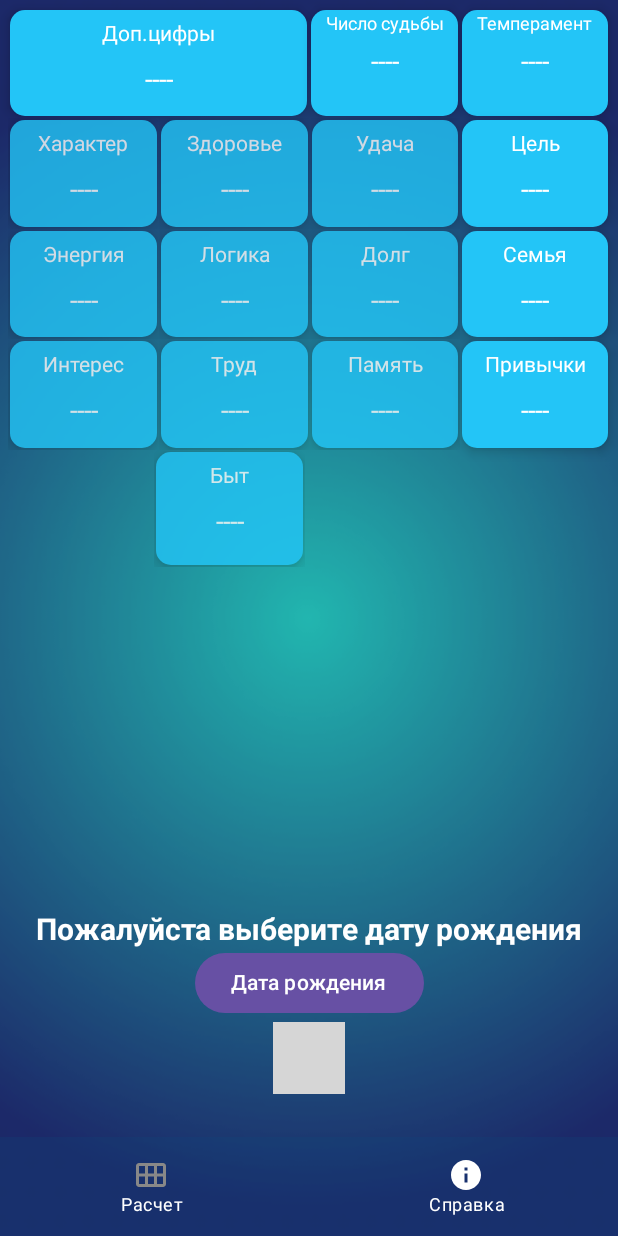
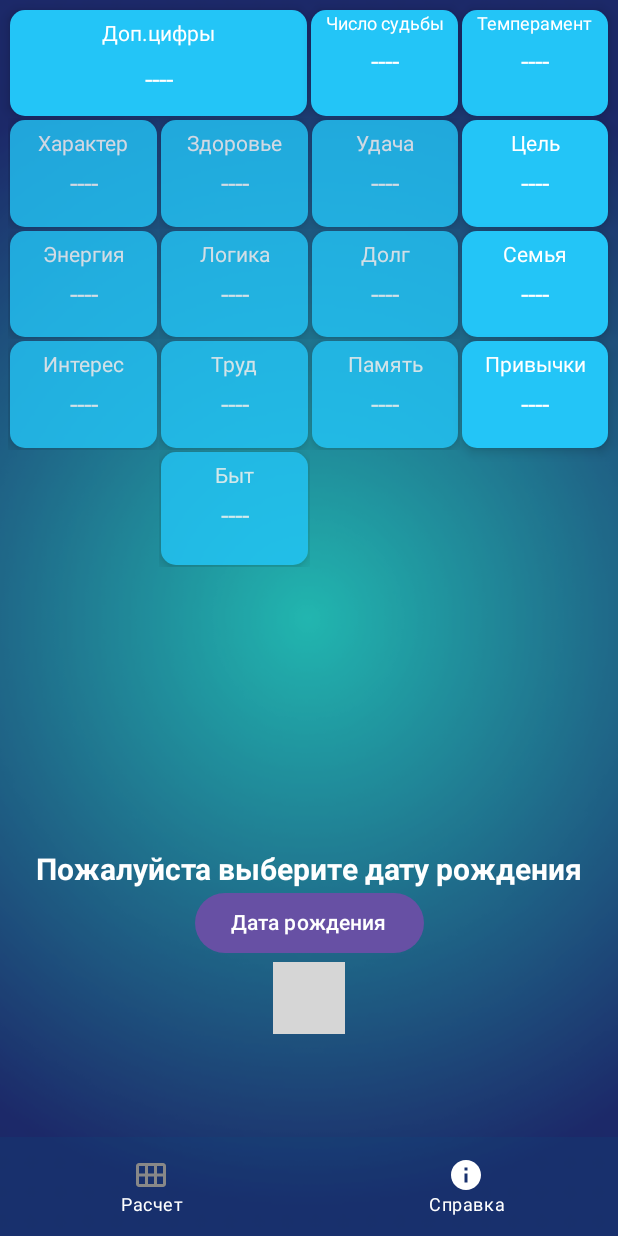
Before and after one commit to 070boroda/numerologic_android, an Android app built with Jetpack Compose: the screen_1 screen opened through its navigation route, on a phone screen of 412 x 824 dp. Run offline under Robolectric (Android 15) with nearby library versions, the phone set to English and light mode, and no system bars; libraries missing offline, so code that uses them is left out: com.yandex.mobile; 1 statement that could not run was skipped; grey boxes are pictures that could not be loaded.

Commit message:
[NA-007] -  Рефакторинг UI, смещение тифр в картах, прозрачные карты.

```diff
--- a/app/src/main/java/com/zelianko/numerologic/activiti/GeneralScreen.kt
+++ b/app/src/main/java/com/zelianko/numerologic/activiti/GeneralScreen.kt
@@ -38,6 +38,7 @@ import androidx.compose.ui.unit.sp
 import com.zelianko.numerologic.R
 import com.zelianko.numerologic.ads.Banner
 import com.zelianko.numerologic.services.CountNumberServices
+import com.zelianko.numerologic.ui.theme.Clear
 import com.zelianko.numerologic.ui.theme.LightBlue
 import java.util.Calendar
 
@@ -182,9 +183,11 @@ fun GeneralScreen() {
             label1 = "Интерес", value1 = dataMap.value["Интерес"].toString(),
             label2 = "Труд", value2 = dataMap.value["Труд"].toString(),
             label3 = "Память", value3 = dataMap.value["Память"].toString(),
-            label4 = "Привычки", value4 = dataMap.value["Привычки"].toString(), maxHeightSize = 0.125f
+            label4 = "Привычки", value4 = dataMap.value["Привычки"].toString(),
+            maxHeightSize = 0.125f
         )
-        LastRow(value = dataMap.value["Быт"].toString())
+        //LastRow(value = dataMap.value["Быт"].toString())
+        LastClearLine(label2 = "Быт",value2 = dataMap.value["Быт"].toString())
         date(dataMap)
     }
 }
@@ -232,7 +235,7 @@ private fun SecondLine(
                     } else {
                         value1
                     },
-                    modifier = Modifier.padding(top = 12.dp),
+                    modifier = Modifier.padding(top = 8.dp),
                     style = TextStyle(fontSize = 18.sp),
                     color = Color.White
                 )
@@ -264,7 +267,7 @@ private fun SecondLine(
                     } else {
                         value2
                     },
-                    modifier = Modifier.padding(top = 12.dp),
+                    modifier = Modifier.padding(top = 8.dp),
                     style = TextStyle(fontSize = 18.sp),
                     color = Color.White
                 )
@@ -295,7 +298,7 @@ private fun SecondLine(
                     } else {
                         value3
                     },
-                    modifier = Modifier.padding(top = 12.dp),
+                    modifier = Modifier.padding(top = 8.dp),
                     style = TextStyle(fontSize = 18.sp),
                     color = Color.White
                 )
@@ -326,7 +329,7 @@ private fun SecondLine(
                     } else {
                         value4
                     },
-                    modifier = Modifier.padding(top = 12.dp),
+                    modifier = Modifier.padding(top = 8.dp),
                     style = TextStyle(fontSize = 18.sp),
                     color = Color.White
                 )
@@ -335,20 +338,30 @@ private fun SecondLine(
     }
 }
 
+
 @Composable
-private fun LastRow(
-    value: String,
+private fun LastClearLine(
+    label2: String,
+    value2: String,
 ) {
     Row(
         modifier = Modifier
             .fillMaxWidth()
             .fillMaxHeight(0.15f)
-            .offset(97.dp)
     )
     {
         Card(
             modifier = Modifier
                 .fillMaxWidth(0.25f)
+                .alpha(0.8f)
+                .padding(1.dp),
+            colors = CardDefaults.cardColors(Clear),
+            shape = RoundedCornerShape(10.dp)
+        ) {}
+
+        Card(
+            modifier = Modifier
+                .fillMaxWidth(0.335f)
                 .alpha(0.8f)
                 .padding(1.dp),
             colors = CardDefaults.cardColors(LightBlue),
@@ -360,25 +373,93 @@ private fun LastRow(
                 horizontalAlignment = Alignment.CenterHorizontally
             ) {
                 Text(
-                    text = "Быт",
+                    text = label2,
                     modifier = Modifier.padding(top = 8.dp),
                     style = TextStyle(fontSize = 14.sp),
                     color = Color.White
                 )
                 Text(
-                    text = if (value == "null") {
+                    text = if (value2 == "null") {
                         "----"
                     } else {
-                        value
+                        value2
                     },
-                    modifier = Modifier.padding(top = 12.dp),
+                    modifier = Modifier.padding(top = 8.dp),
                     style = TextStyle(fontSize = 18.sp),
                     color = Color.White
                 )
             }
         }
+        Card(
+            modifier = Modifier
+                .fillMaxWidth(0.5f)
+                .alpha(0.8f)
+                .padding(1.dp),
+            colors = CardDefaults.cardColors(Clear),
+            shape = RoundedCornerShape(10.dp),
+        ) {
+        }
+        Card(
+            modifier = Modifier
+                .fillMaxWidth()
+                .alpha(1f)
+                .padding(1.dp),
+            colors = CardDefaults.cardColors(Clear),
+            shape = RoundedCornerShape(10.dp),
+        ) {
+        }
     }
 }
+
+
+
+
+
+
+//@Composable
+//private fun LastRow(
+//    value: String,
+//) {
+//    Row(
+//        modifier = Modifier
+//            .fillMaxWidth()
+//            .fillMaxHeight(0.15f)
+//            .offset(97.dp)
+//    )
+//    {
+//        Card(
+//            modifier = Modifier
+//                .fillMaxWidth(0.25f)
+//                .alpha(0.8f)
+//                .padding(1.dp),
+//            colors = CardDefaults.cardColors(LightBlue),
+//            elevation = CardDefaults.cardElevation(5.dp),
+//            shape = RoundedCornerShape(10.dp),
+//        ) {
+//            Column(
+//                modifier = Modifier.fillMaxSize(),
+//                horizontalAlignment = Alignment.CenterHorizontally
+//            ) {
+//                Text(
+//                    text = "Быт",
+//                    modifier = Modifier.padding(top = 8.dp),
+//                    style = TextStyle(fontSize = 14.sp),
+//                    color = Color.White
+//                )
+//                Text(
+//                    text = if (value == "null") {
+//                        "----"
+//                    } else {
+//                        value
+//                    },
+//                    modifier = Modifier.padding(top = 12.dp),
+//                    style = TextStyle(fontSize = 18.sp),
+//                    color = Color.White
+//                )
+//            }
+//        }
+//    }
+//}
 
 @Composable
 private fun date(map: MutableState<HashMap<String, String>>): MutableState<HashMap<String, String>> {
@@ -400,7 +481,7 @@ private fun date(map: MutableState<HashMap<String, String>>): MutableState<HashM
 
     Column(
         modifier = Modifier
-            .padding(top = 230.dp)
+            .padding(top = 190.dp)
             .fillMaxSize(),
         horizontalAlignment = Alignment.CenterHorizontally
     ) {
--- a/app/src/main/java/com/zelianko/numerologic/ui/theme/Color.kt
+++ b/app/src/main/java/com/zelianko/numerologic/ui/theme/Color.kt
@@ -12,3 +12,4 @@ val Pink40 = Color(0xFF7D5260)
 val LightBlue = Color(0xFF23C5F7)
 val NavBarColor = Color(0x330A4B7C)
 val IconBlue = Color(0xFF2453FA)
+val Clear = Color(0xFFFFFF)
```
